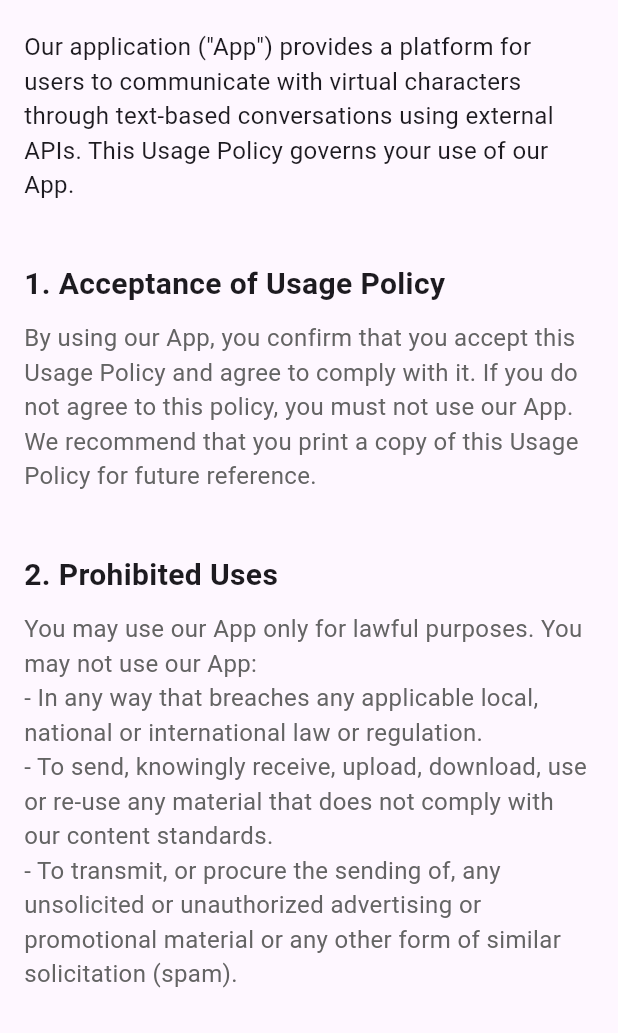
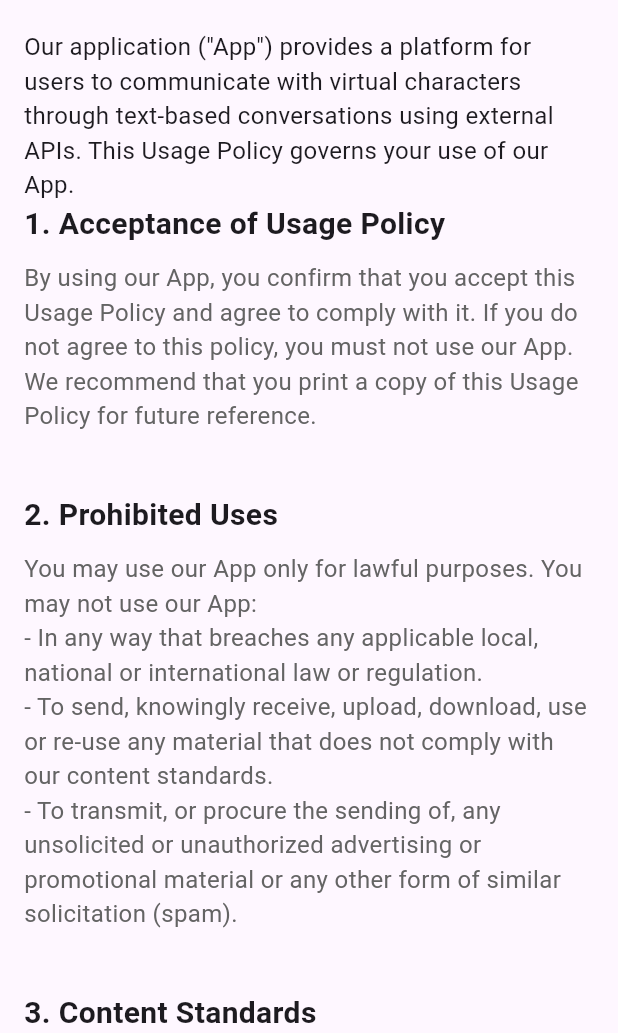
Before and after one commit to jhj0517/AIBridge, a Flutter app: the UsagePolicyPage screen opened directly, on a phone screen of 412 x 824 dp, the part 203-1236 px from its top. Run offline on Flutter 3.47's test engine with Material 3 defaults, Android fonts, the phone set to English and light mode, and no system bars; our stand-ins replace dio, flutter_colorpicker, flutter_image_compress, flutter_keyboard_visibility, flutter_markdown, flutter_phoenix and 8 more; missing offline and left inert: dart_openai, png_chunks_encode, png_chunks_extract, tiktoken; accounts and stored records are empty.

```diff
--- a/lib/pages/usage_policy_page.dart
+++ b/lib/pages/usage_policy_page.dart
@@ -58,26 +58,7 @@ class UsagePolicyPage extends StatelessWidget {
                 fontSize: 16,
               ),
             ),
-            const SizedBox(height: 40),
-            _buildUsageTitle(Intl.message("usagePolicy1Title")),
-            const SizedBox(height: 10),
-            _buildUsageContent(Intl.message("usagePolicy1Content")),
-            const SizedBox(height: 40),
-            _buildUsageTitle(Intl.message("usagePolicy2Title")),
-            const SizedBox(height: 10),
-            _buildUsageContent(Intl.message("usagePolicy2Content")),
-            const SizedBox(height: 40),
-            _buildUsageTitle(Intl.message("usagePolicy3Title")),
-            const SizedBox(height: 10),
-            _buildUsageContent(Intl.message("usagePolicy3Content")),
-            const SizedBox(height: 40),
-            _buildUsageTitle(Intl.message("usagePolicy4Title")),
-            const SizedBox(height: 10),
-            _buildUsageContent(Intl.message("usagePolicy4Content")),
-            const SizedBox(height: 40),
-            _buildUsageTitle(Intl.message("usagePolicy5Title")),
-            const SizedBox(height: 10),
-            _buildUsageContent(Intl.message("usagePolicy5Content")),
+            ..._buildUsagePolicySections(),
             const SizedBox(height: 40),
             _buildUsageTitle(Intl.message("usagePolicy6Title")),
             const SizedBox(height: 10),
@@ -114,7 +95,6 @@ class UsagePolicyPage extends StatelessWidget {
               ),
             ),
             const SizedBox(height: 40),
-            // More Text Widgets for other paragraphs or sections could go here.
           ],
         ),
       ),
@@ -141,4 +121,27 @@ class UsagePolicyPage extends StatelessWidget {
     );
   }
 
+  List<Widget> _buildUsagePolicySections() {
+    final items = <Widget>[];
+    for (var i = 1; i <= 5; i++) {
+      final title = Intl.message("usagePolicy${i}Title");
+      final content = Intl.message("usagePolicy${i}Content");
+      items.add(_buildUsagePolicySection(title: title, content: content));
+      items.add(const SizedBox(height: 40.0));
+    }
+
+    return items;
+  }
+
+  Widget _buildUsagePolicySection({required String title, required String content}) {
+    return Column(
+      crossAxisAlignment: CrossAxisAlignment.start,
+      children: [
+        _buildUsageTitle(title),
+        const SizedBox(height: 10.0),
+        _buildUsageContent(content),
+      ],
+    );
+  }
+
 }
```
